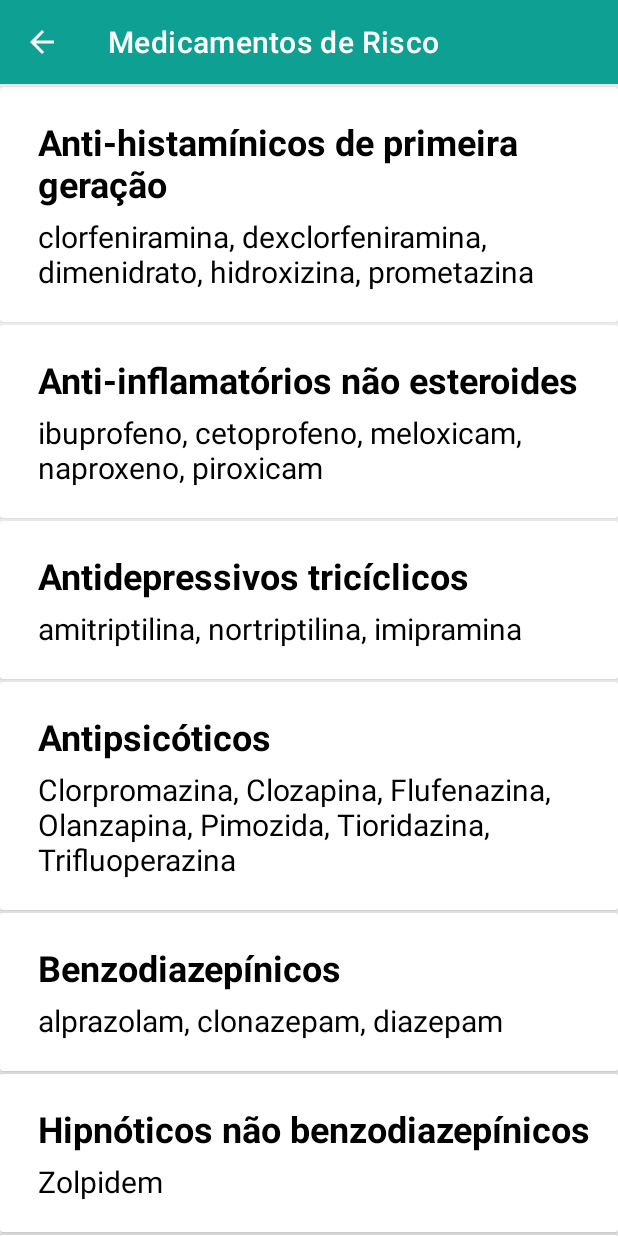
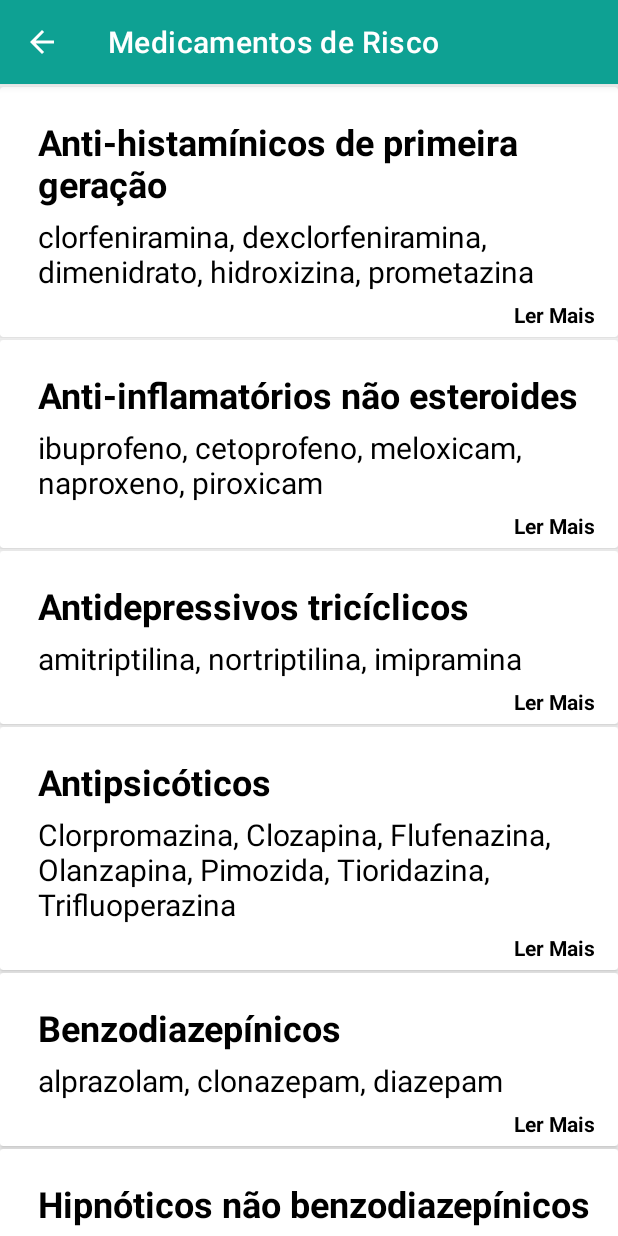
Before and after one commit to pauloferrarez/projeto-java-mobile, an Android app: the MedicamentosActivity screen opened directly, with no data from a screen before it, on a phone screen of 412 x 824 dp. Run offline under Robolectric (Android 15) with nearby library versions, the light colour scheme and no system bars.

Commit message:
ultimos ajustes

```diff
--- a/InfoFarma/app/src/main/res/layout/medicamento_row.xml
+++ b/InfoFarma/app/src/main/res/layout/medicamento_row.xml
@@ -42,10 +42,8 @@
                 android:layout_height="wrap_content"
                 android:layout_marginTop="5dp"
                 android:layout_marginEnd="5dp"
-                android:layout_marginBottom="20dp"
                 android:text="Descrição do Medicamento"
                 android:textSize="20sp"
-                app:layout_constraintBottom_toBottomOf="parent"
                 app:layout_constraintEnd_toEndOf="parent"
                 app:layout_constraintStart_toStartOf="@+id/txtMedicamento"
                 app:layout_constraintTop_toBottomOf="@+id/txtMedicamento" />
@@ -58,7 +56,20 @@
                 android:textAppearance="@style/TextAppearance.AppCompat.Body1"
                 android:textColor="#00494949"
                 app:layout_constraintBottom_toTopOf="@+id/txtDescricao"
-                app:layout_constraintStart_toEndOf="@+id/txtDescricao" />
+                app:layout_constraintStart_toEndOf="@+id/txtDescricao"/>
+
+            <TextView
+                    android:id="@+id/textView2"
+                    android:layout_width="wrap_content"
+                    android:layout_height="wrap_content"
+                    android:layout_marginTop="5dp"
+                    android:layout_marginEnd="15dp"
+                    android:layout_marginBottom="5dp"
+                    android:text="Ler Mais"
+                    android:textStyle="bold"
+                    app:layout_constraintBottom_toBottomOf="parent"
+                    app:layout_constraintEnd_toEndOf="parent"
+                    app:layout_constraintTop_toBottomOf="@+id/txtDescricao"/>
         </androidx.constraintlayout.widget.ConstraintLayout>
     </androidx.cardview.widget.CardView>
 </androidx.constraintlayout.widget.ConstraintLayout>
```
